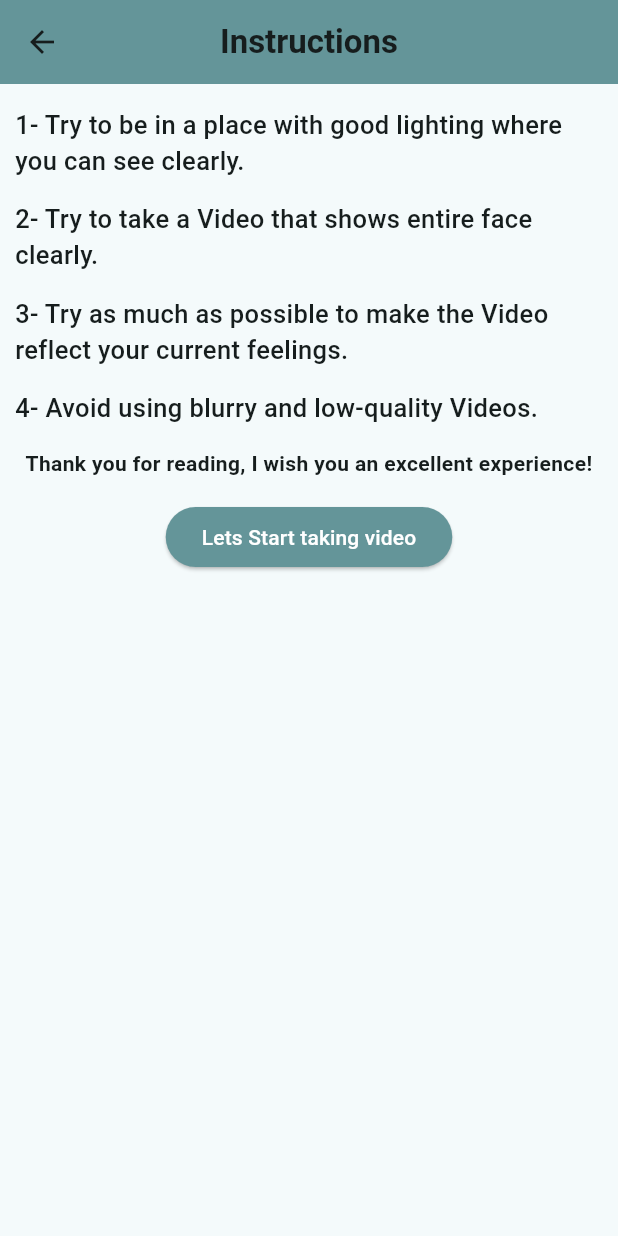
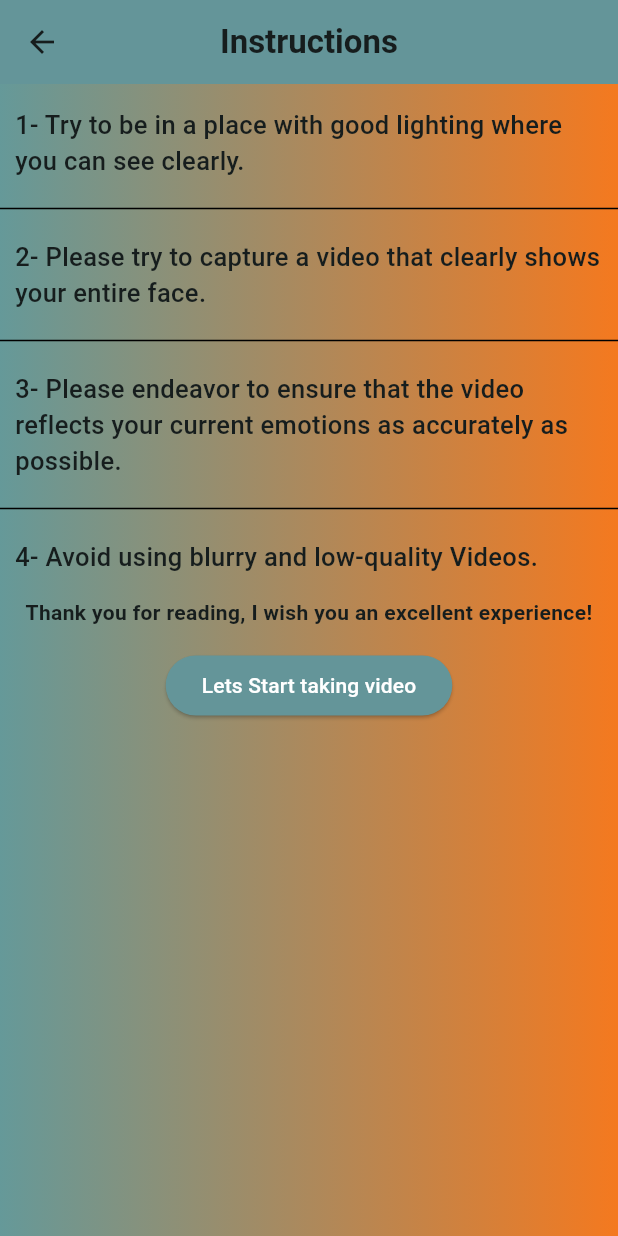
Before and after one commit to KhalidEl-MariAa/EmoWave, a Flutter app: the VideoInstructionsScreen screen opened by its route, on a phone screen of 412 x 824 dp. Run offline on Flutter 3.47's test engine with Material 3 defaults, Android fonts, the light colour scheme and no system bars; our stand-ins replace awesome_dialog, cached_network_image, dio, flutter_bloc, flutter_rating_bar, image_picker and 4 more; missing offline and left inert: flutter_sound, ripple_wave.

Commit message:
update videoInstructionsScreen UI

```diff
--- a/lib/videoInstructionScreen/video_instructions_screen.dart
+++ b/lib/videoInstructionScreen/video_instructions_screen.dart
@@ -11,7 +11,18 @@ class VideoInstructionsScreen extends StatelessWidget {
   Widget build(BuildContext context) {
     return SafeArea(
         child: Scaffold(
-      body: CustomScrollView(
+      body: Container(
+        decoration: const BoxDecoration(
+                gradient: LinearGradient(colors: [
+
+                Color(0xff659999),
+                Color(0xfff4791f)
+                // Color.fromARGB(255, 255, 123, 66),
+                // Color.fromARGB(255, 255, 136, 84),
+                // Colors.amber
+              ])
+              ),
+        child: CustomScrollView(
           slivers: [
             SliverAppBar(
               centerTitle: true,
@@ -23,41 +34,57 @@ class VideoInstructionsScreen extends StatelessWidget {
             ),
             SliverFillRemaining(
               hasScrollBody: false,
-            child: Padding(
-              padding: const EdgeInsets.symmetric(
-                horizontal: 10.0,
-              ),
               child: Column(
                 crossAxisAlignment: CrossAxisAlignment.start,
                 children: [
                   const SizedBox(
                     height: 15,
                   ),
-                  const Text(
+                  const Padding(
+                    padding: EdgeInsets.symmetric(
+                  horizontal: 10.0,
+                ),
+                    child: Text(
                         '''1- Try to be in a place with good lighting where you can see clearly.''',
                         style:
                             TextStyle(fontWeight: FontWeight.w500, fontSize: 17)),
-                  const SizedBox(
-                    height: 15,
                   ),
-                  const Text(
-                      '''2- Try to take a Video that shows entire face clearly.''',
+                  const SizedBox(height: 12,),
+                  const Divider(thickness: 1,color: Colors.black,),
+                  const SizedBox(height: 12,),
+                  const Padding(
+                    padding: EdgeInsets.symmetric(
+                  horizontal: 10.0,
+                ),
+                    child: Text(
+                        '''2- Please try to capture a video that clearly shows your entire face.''',
                         style:
                             TextStyle(fontWeight: FontWeight.w500, fontSize: 17)),
-                  const SizedBox(
-                    height: 15,
                   ),
-                  const Text(
-                      '''3- Try as much as possible to make the Video reflect your current feelings.''',
+                  const SizedBox(height: 12,),
+                  const Divider(thickness: 1,color: Colors.black,),
+                  const SizedBox(height: 12,),
+                  const Padding(
+                    padding:EdgeInsets.symmetric(
+                  horizontal: 10.0,
+                ),
+                    child: Text(
+                        '''3- Please endeavor to ensure that the video reflects your current emotions as accurately as possible.''',
                         style:
                             TextStyle(fontWeight: FontWeight.w500, fontSize: 17)),
-                  const SizedBox(
-                    height: 15,
                   ),
-                  const Text(
+                  const SizedBox(height: 12,),
+                  const Divider(thickness: 1,color: Colors.black,),
+                  const SizedBox(height: 12,),
+                  const Padding(
+                    padding: EdgeInsets.symmetric(
+                  horizontal: 10.0,
+                ),
+                    child: Text(
                         '''4- Avoid using blurry and low-quality Videos.''',
                         style:
                             TextStyle(fontWeight: FontWeight.w500, fontSize: 17)),
+                  ),
                   const SizedBox(
                     height: 15,
                   ),
@@ -91,9 +118,9 @@ class VideoInstructionsScreen extends StatelessWidget {
                   )
                 ],
               ),
-            ),
             )
           ],
+        ),
       ),
     ));
   }
```
Lines whose indentation alone changed are shown as unchanged.
